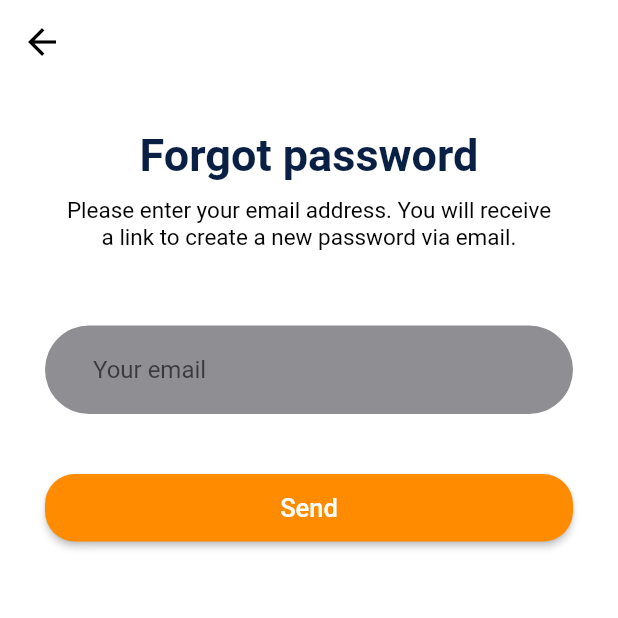
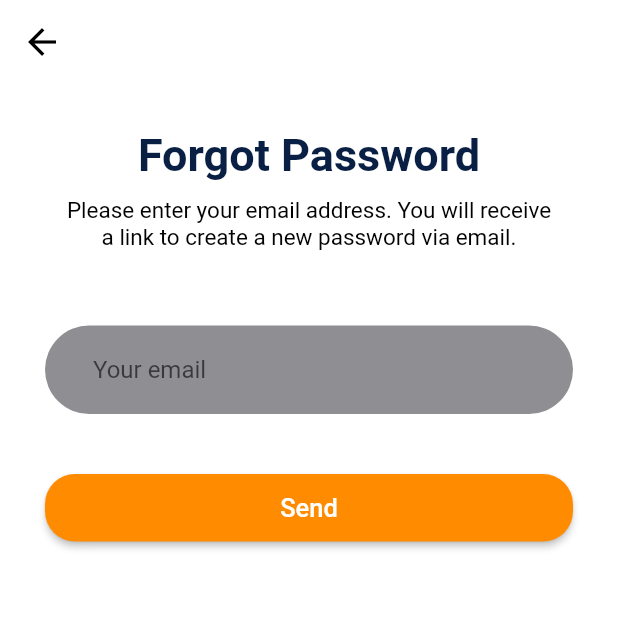
Before and after one commit to misrratp/Delivery-s-App, a Flutter app: the ForgotPassword screen opened by its route, on a phone screen of 412 x 824 dp, the top half of it. Run offline on Flutter 3.47's test engine with Material 2 defaults, Android fonts, the phone set to English and light mode, and no system bars; our stand-ins replace flutter_swiper; network calls fail.

Commit message:
Creando un Header Widget para los Headers - Video 12 - Josecima

```diff
--- /dev/null
+++ b/lib/src/features/presentation/commons_widgets/headers_text.dart
@@ -0,0 +1,11 @@
+import 'package:flutter/material.dart';
+
+
+      Widget headerText(String text, Color color, double fontsize){
+        return Text(text,
+                    style: TextStyle(
+                        color: color,
+                        fontWeight: FontWeight.bold,
+                        fontSize: fontsize)
+              );
+}
--- a/lib/src/features/presentation/forgotPassword_page/View/forgot_password.dart
+++ b/lib/src/features/presentation/forgotPassword_page/View/forgot_password.dart
@@ -1,6 +1,8 @@
+import 'package:flutter/material.dart';
+//Commons widgets
+import 'package:deliver_app_yt/src/features/presentation/commons_widgets/back_button.dart';
+import 'package:deliver_app_yt/src/features/presentation/commons_widgets/headers_text.dart';
 
-import 'package:deliver_app_yt/src/features/presentation/widgets/back_button.dart';
-import 'package:flutter/material.dart';
 
 class ForgotPassword extends StatelessWidget {
   @override
@@ -18,11 +20,7 @@ class ForgotPassword extends StatelessWidget {
           padding: EdgeInsets.all(30.0),
           child: Column(
             children: [
-              Text('Forgot password',
-                  style: TextStyle(
-                      color: Theme.of(context).primaryColor,
-                      fontWeight: FontWeight.bold,
-                      fontSize: 30.0)),
+              headerText('Forgot Password', Theme.of(context).primaryColor, 30.0),
               Container(
                 padding: EdgeInsets.all(10.0),
                 child: Text(
@@ -95,11 +93,9 @@ void _showAlerta(BuildContext context) {
                 ),
                 Container(
                   margin: EdgeInsets.all(15.0),
-                  child: Text('Your password has been reset',
-                      style: TextStyle(
-                          color: Theme.of(context).primaryColor,
-                          fontWeight: FontWeight.bold,
-                          fontSize: 20.0)),
+                  child:
+
+                  headerText('Your password has been reset', Theme.of(context).primaryColor, 20.0),
                 ),
                 Container(
                   margin: EdgeInsets.all(15.0),
--- a/lib/src/features/presentation/login_page/View/login_page.dart
+++ b/lib/src/features/presentation/login_page/View/login_page.dart
@@ -1,4 +1,4 @@
-import 'package:deliver_app_yt/src/features/presentation/widgets/back_button.dart';
+import 'package:deliver_app_yt/src/features/presentation/commons_widgets/back_button.dart';
 import 'package:flutter/material.dart';
 //colors
 import 'package:deliver_app_yt/src/colors/colors.dart';
```
Also changed, not shown: lib/src/features/presentation/singUp_page/View/sign_up_page.dart (+9 -7 lines), lib/src/features/presentation/tabs/explore_tab/View/explore_tab.dart (+7 -6 lines), lib/src/features/presentation/welcome_page/View/welcome_page.dart (+10 -12 lines), lib/src/features/presentation/commons_widgets/back_button.dart (renamed from lib/src/features/presentation/widgets/back_button.dart).
